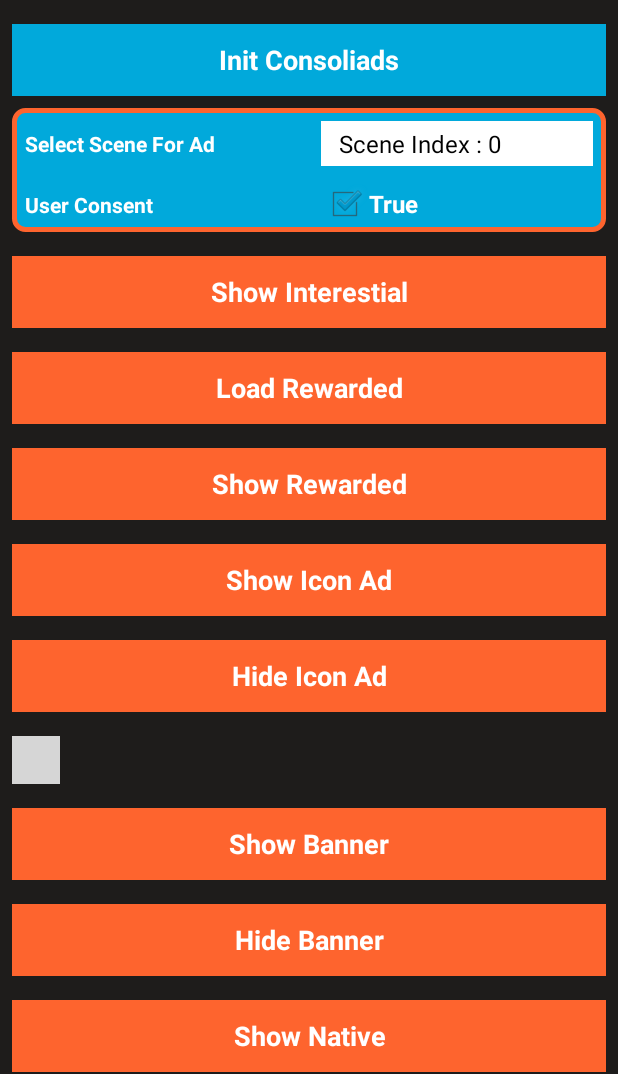
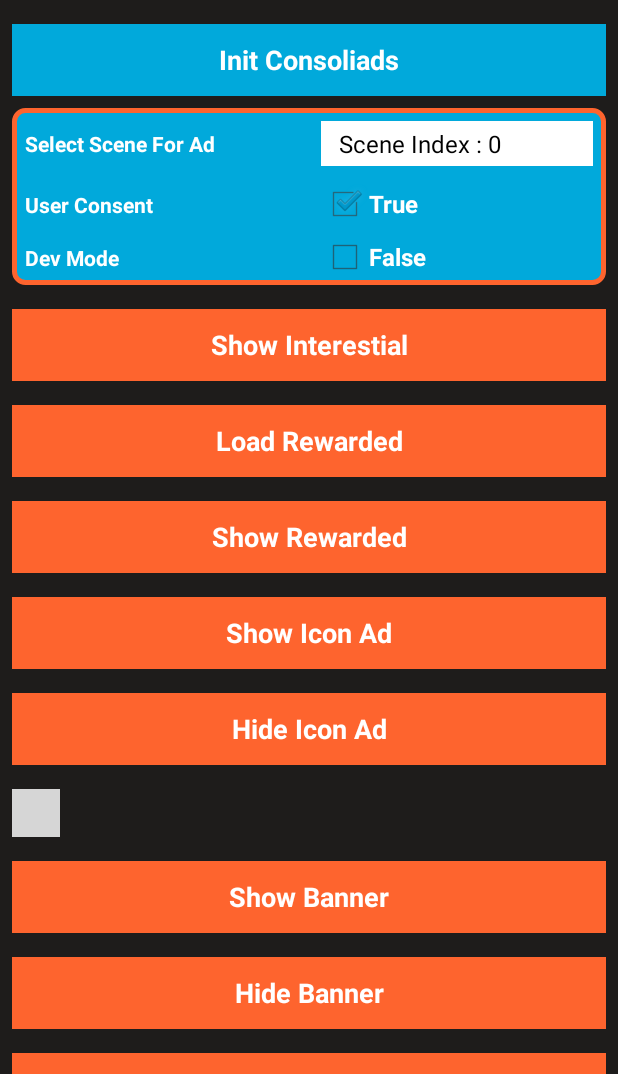
Before and after one commit to teamconsoliads/consoliads-sdk-sample-android, an Android app: the screen it shows after launch (MainActivity), on a phone screen of 412 x 824 dp, the part 162-1236 px from its top. Run offline under Robolectric (Android 15) with nearby library versions, the phone set to English and light mode, and no system bars; libraries missing offline, so code that uses them is left out: com.consoliads.mediation, com.consoliads.sdk, com.facebook.drawee; plain views replace CAMediatedBannerView, IconAdView; 4 statements that could not run were skipped; grey boxes are pictures that could not be loaded.

Commit message:
release v9.2.2

```diff
--- a/app/src/main/java/com/sheeda/sampleapp/MainActivity.java
+++ b/app/src/main/java/com/sheeda/sampleapp/MainActivity.java
@@ -30,9 +30,9 @@ public class MainActivity extends Activity implements View.OnClickListener, Adap
 
     int currentScene = 0;
     List<String> scenes = new ArrayList<String>();
-    CheckBox consent;
+    CheckBox consent , devMode;
     Boolean userConsent = true;
-    Boolean isCCPA = true;
+    Boolean isDevMode = false;
 
     String TAG = "ConsoliAdsListners";
 
@@ -81,6 +81,20 @@ public class MainActivity extends Activity implements View.OnClickListener, Adap
                 } else {
                     consent.setText("False");
                     userConsent = false;
+                }
+            }
+        });
+
+        devMode = findViewById(R.id.ch_dev_mode);
+        devMode.setOnCheckedChangeListener(new CompoundButton.OnCheckedChangeListener() {
+            @Override
+            public void onCheckedChanged(CompoundButton compoundButton, boolean b) {
+                if (b) {
+                    devMode.setText("True");
+                    isDevMode = true;
+                } else {
+                    devMode.setText("False");
+                    isDevMode = false;
                 }
             }
         });
@@ -151,7 +165,8 @@ public class MainActivity extends Activity implements View.OnClickListener, Adap
 
                 ConsoliAds.Instance().productName = Config.productName;
                 ConsoliAds.Instance().bundleIdentifier = Config.bundleIdentifier;
-                ConsoliAds.Instance().initialize(userConsent ,MainActivity.this);
+                Log.e("dev_mode" , isDevMode + "");
+                ConsoliAds.Instance().initialize(isDevMode,userConsent ,MainActivity.this);
                 break;
             }
             case R.id.btn_show_int: {
--- a/app/src/main/res/layout/activity_main.xml
+++ b/app/src/main/res/layout/activity_main.xml
@@ -95,6 +95,36 @@
                     android:layout_height="wrap_content"
                     android:layout_weight="1"
                     android:text="True" />
+
+
+            </LinearLayout>
+
+            <LinearLayout
+                android:gravity="center"
+                android:weightSum="2"
+                android:orientation="horizontal"
+                android:layout_width="match_parent"
+                android:layout_height="wrap_content">
+
+                <TextView
+                    android:textSize="14sp"
+                    android:layout_weight="1"
+                    android:textColor="#FFF"
+                    android:textStyle="bold"
+                    android:text="Dev Mode"
+                    android:layout_margin="8dp"
+                    android:layout_width="0dp"
+                    android:layout_height="wrap_content" />
+
+                <CheckBox
+                    android:id="@+id/ch_dev_mode"
+                    android:textStyle="bold"
+                    android:checked="false"
+                    android:textColor="#FFF"
+                    android:layout_width="0dp"
+                    android:layout_height="wrap_content"
+                    android:layout_weight="1"
+                    android:text="False" />
 
 
             </LinearLayout>
```
